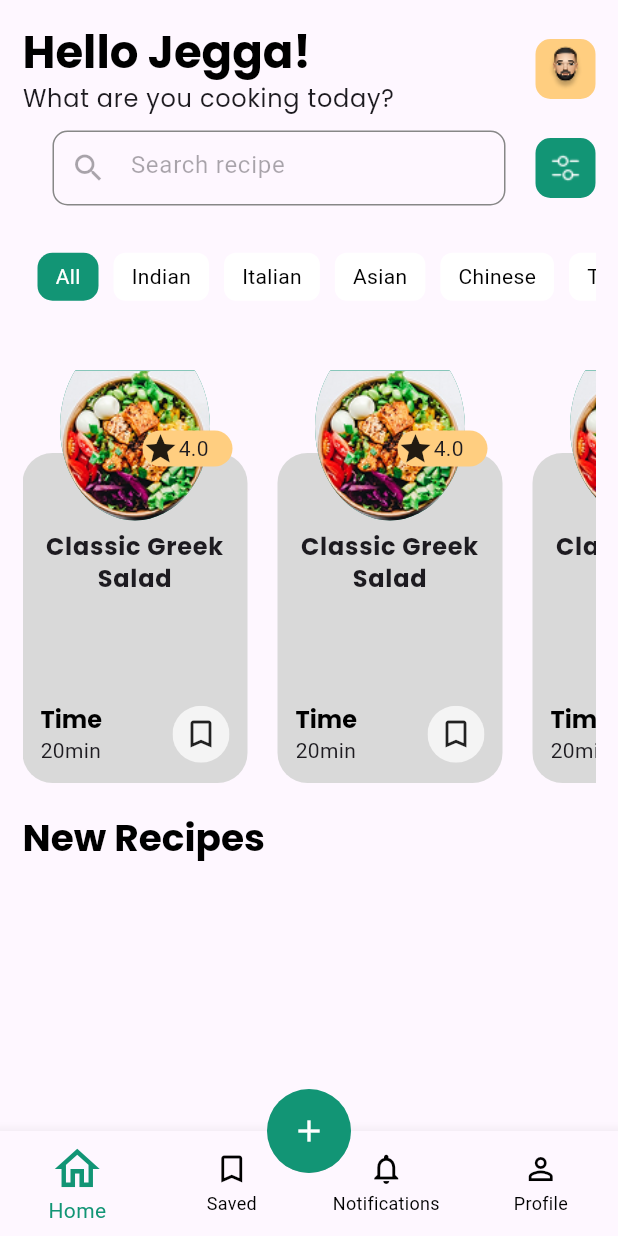
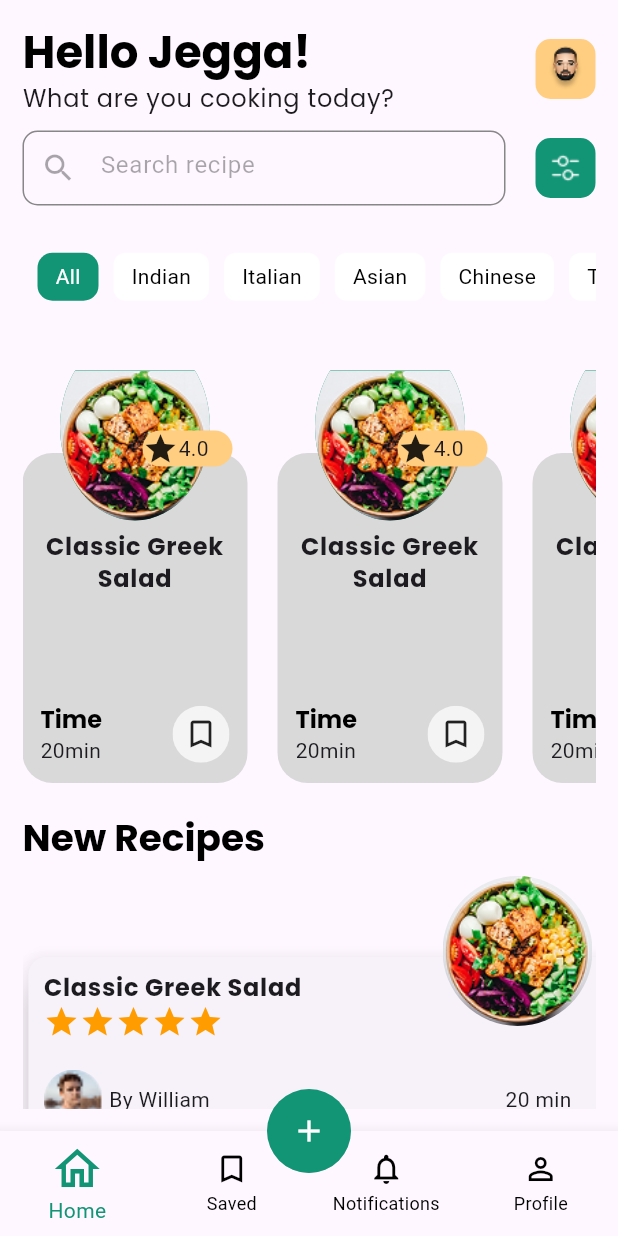
Before and after one commit to abdulrehman202/recipe_app, a Flutter app: the HomeScreen screen opened directly, on a phone screen of 412 x 824 dp. Run offline on Flutter 3.47's test engine with Material 3 defaults, Android fonts, the phone set to English and light mode, and no system bars; drawn by our look-alikes of chips_choice.

Commit message:
Home screen complete

```diff
--- a/lib/Constants.dart
+++ b/lib/Constants.dart
@@ -12,6 +12,7 @@ class Constants{
   static String FILTER_ICON = 'filter.png';
   static String BITMOJI_IMAGE = 'bitmoji.png';
   static String DISH_IMAGE = 'dish.png';
+  static String DP_IMAGE = 'dp.png';
 
   static Color BUTTON_COLOR = Color(0xff129575);
   static Color YELLOW_LABEL_COLOR = Color(0xffFF9C00);
--- a/lib/View/Custom Widgets/CustomTextField.dart
+++ b/lib/View/Custom Widgets/CustomTextField.dart
@@ -9,7 +9,6 @@ class CustomTextField extends StatelessWidget {
 
   @override
   Widget build(BuildContext context) {
-    var constants = Constants;
     return Container(
       margin: const EdgeInsets.symmetric(vertical: 15),
       child: Column(
--- /dev/null
+++ b/lib/View/Custom Widgets/RecentRecipeCard.dart
@@ -0,0 +1,82 @@
+import 'package:flutter/material.dart';
+import 'package:recipe_app/Constants.dart';
+
+class RecentRecipeCard extends StatelessWidget {
+  const RecentRecipeCard({super.key});
+
+  @override
+  Widget build(BuildContext context) {
+    return Container(
+      margin: EdgeInsets.only(right: 20),
+      width: 400,
+      child: Stack(
+        children: [
+          Container(
+            margin: const EdgeInsets.only(top: 50),
+            child: Card(
+              elevation: 10,
+              child: Padding(
+            padding: const EdgeInsets.all(10.0),
+                child: Column(
+                  crossAxisAlignment: CrossAxisAlignment.start,
+                  children: [
+                    SizedBox(
+                      width: 250,
+                      child: Text(
+                        'Classic Greek Salad',
+                        style: Theme.of(context)
+                            .textTheme
+                            .labelMedium!
+                            .copyWith(fontSize: 16),
+                        overflow: TextOverflow.ellipsis,
+                      ),
+                    ),
+                    Wrap(
+                      children: [
+                        for (int i = 0; i < 5; i++)  Icon(Icons.star, color: Constants.YELLOW_LABEL_COLOR,),
+                      ],
+                    ),
+                    Container(
+                      margin: const EdgeInsets.only(right: 20, bottom: 10, top: 20),
+                      child: Row(
+                        mainAxisAlignment: MainAxisAlignment.spaceBetween,
+                        children: [
+                          Row(
+                            crossAxisAlignment: CrossAxisAlignment.center,
+                            children: [
+                              ClipOval(
+                                child: SizedBox(
+                                  width: 40,
+                                  height: 40,
+                                  child: Image.asset(Constants.BASE_IMG_PATH+Constants.DP_IMAGE, fit: BoxFit.fill,),
+                                ),
+                              ),
+                                const SizedBox(
+                                width: 250,
+                                child: Text(' By William',overflow: TextOverflow.ellipsis, ))
+                            ],
+                          ),
+                          const Text('20 min')
+                        ],
+                      ),
+                    ),
+                  ],
+                ),
+              ),
+            ),
+          ),
+          Container(
+            alignment: Alignment.topRight,
+            margin: const EdgeInsets.only(right: 20),
+            child: ClipOval(
+              child: SizedBox(
+                width: 100,
+                height: 100,
+                child: Image.asset(Constants.BASE_IMG_PATH+Constants.DISH_IMAGE)),
+            ),
+          )
+        ],
+      ),
+    );
+  }
+}
--- a/lib/View/Custom Widgets/SearchField.dart
+++ b/lib/View/Custom Widgets/SearchField.dart
@@ -8,13 +8,13 @@ class SeearchField extends StatelessWidget {
   @override
   Widget build(BuildContext context) {
     return Container(
-      margin:EdgeInsets.symmetric(horizontal: 20),
+      margin:const EdgeInsets.only(right: 20),
       child: TextField(
 
         enabled: enabled,
 
               decoration: InputDecoration(
-                prefixIcon: Icon(Icons.search),
+                prefixIcon: const Icon(Icons.search),
                 hintText: 'Search recipe',
                 disabledBorder: OutlineInputBorder(
                       borderSide: BorderSide(color: Constants.GREY_LABEL_COLOR),
--- a/lib/View/home_screen.dart
+++ b/lib/View/home_screen.dart
@@ -1,13 +1,14 @@
 import 'package:chips_choice/chips_choice.dart';
 import 'package:flutter/material.dart';
 import 'package:recipe_app/Constants.dart';
+import 'package:recipe_app/View/Custom%20Widgets/RecentRecipeCard.dart';
 import 'package:recipe_app/View/Custom%20Widgets/RecipeCard.dart';
 import 'package:recipe_app/View/Custom%20Widgets/SearchField.dart';
 
 class HomeScreen extends StatefulWidget {
   HomeScreen({super.key});
 
-  List<String> _listCategories = [
+  final List<String> _listCategories = [
     'All',
     'Indian',
     'Italian',
@@ -80,25 +81,34 @@ class _HomeScreenState extends State<HomeScreen> {
     return SafeArea(
       child: Padding(
         padding: const EdgeInsets.all(15.0),
-        child: SingleChildScrollView(
         child: Column(
           crossAxisAlignment: CrossAxisAlignment.start,
           children: [
             titleRow(),
             searchRow(),
             categories(),
+            Expanded(
+              child: SingleChildScrollView(
+                child: Column(
+                  crossAxisAlignment: CrossAxisAlignment.start,
+                  children: [
                      recipes(),
               Container(
-                  margin: const EdgeInsets.symmetric(vertical: 20),
+                  margin: const EdgeInsets.only(top: 20, bottom: 10),
                   child: Text(
                     'New Recipes',
                     style: Theme.of(context)
                         .textTheme
                         .headlineMedium!
                         .copyWith(color: Colors.black, fontSize: 25),
-                  ))
+                  )),
+                  recentRecipes(),
                   ],
                 ),
+              ),
+            ),
+
+          ],
         ),
       ),
     );
@@ -198,12 +208,12 @@ class _HomeScreenState extends State<HomeScreen> {
   Widget _floatingActionButton() {
     return ClipOval(
         child: FloatingActionButton(
+            backgroundColor: Constants.BUTTON_COLOR,
+            onPressed: () {},
             child: const Icon(
               Icons.add,
               color: Colors.white,
-            ),
-            backgroundColor: Constants.BUTTON_COLOR,
-            onPressed: () {}));
+            )));
   }
 
   Widget recipes() {
@@ -218,4 +228,17 @@ class _HomeScreenState extends State<HomeScreen> {
           }),
     );
   }
+
+  Widget recentRecipes()
+  {
+    return SizedBox(
+      height: 200,
+      child: ListView.builder(
+          itemCount: 5,
+          scrollDirection: Axis.horizontal,
+          itemBuilder: (ctx, i) {
+            return const RecentRecipeCard();
+          }),
+    );
   }
+}
--- a/pubspec.yaml
+++ b/pubspec.yaml
@@ -69,6 +69,7 @@ flutter:
     - assets/images/bitmoji.png
     - assets/images/filter.png
     - assets/images/dish.png
+    - assets/images/dp.png
 
   # An image asset can refer to one or more resolution-specific "variants", see
   # https://flutter.dev/to/resolution-aware-images
```
Also changed, not shown: assets/images/dp.png (added). Lines whose indentation alone changed are shown as unchanged.
